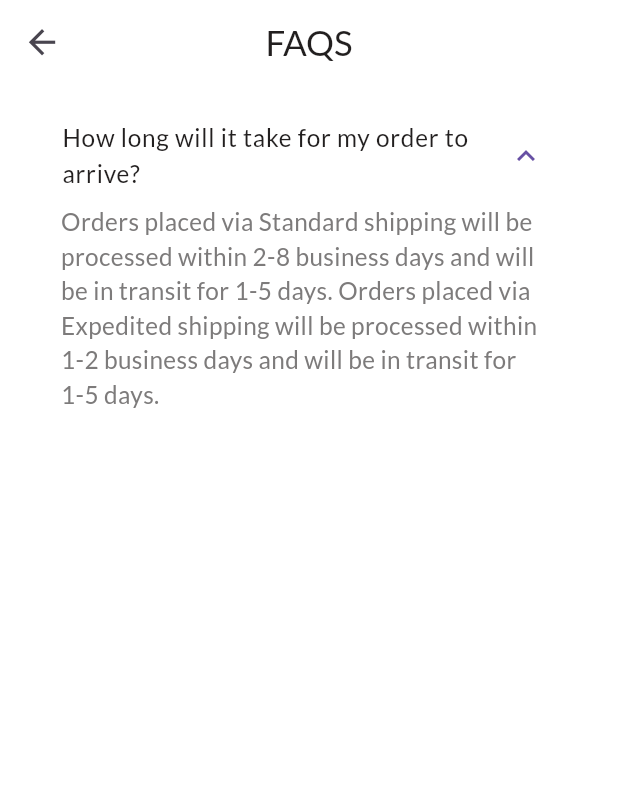
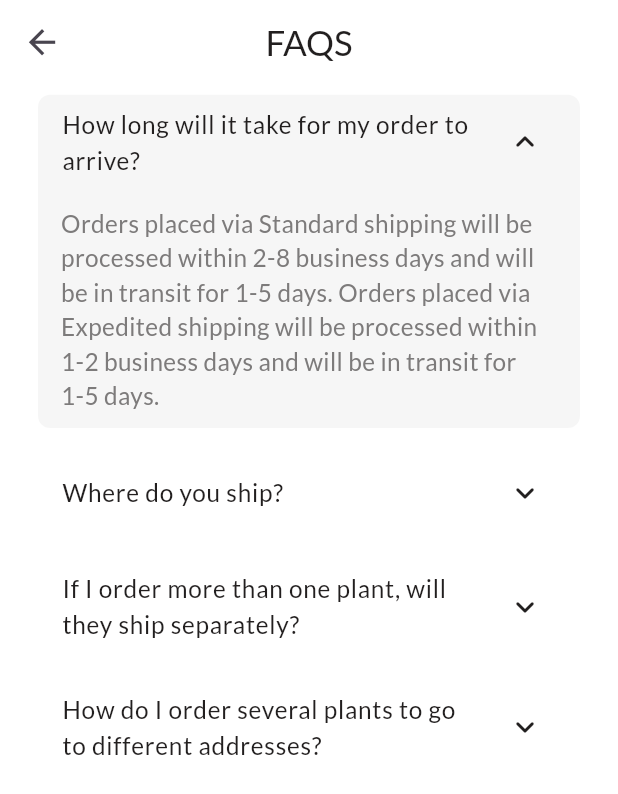
Before and after one commit to Abdusalom0516/Fayzigul, a Flutter app: the FaqsScreen screen opened directly, after a tap on "How long will it take for my order to ar", on a phone screen of 412 x 824 dp. Shown: the top 794 px of the screen. Run offline on Flutter 3.47's test engine with Material 3 defaults, Android fonts, the phone set to English and light mode, and no system bars; our stand-ins replace dartz, equatable, firebase_auth, firebase_core, flutter_bloc, flutter_hooks and 2 more; accounts and stored records are empty.

Commit message:
BASE: Finish UI Of Faqs Screen.

```diff
--- a/lib/core/common/consts/const_texts.dart
+++ b/lib/core/common/consts/const_texts.dart
@@ -59,8 +59,13 @@ class ConstTexts {
   String whereShip = "Where do you ship?";
   String ifOrderMultiple =
       "If I order more than one plant, will they ship separately?";
-  String hotOrderDifferentPlace =
+  String howToOrderDifferentPlace =
       "How do I order several plants to go to different addresses?";
   String howLongArriveAns =
       "Orders placed via Standard shipping will be processed within 2-8 business days and will be in transit for 1-5 days. Orders placed via Expedited shipping will be processed within 1-2 business days and will be in transit for 1-5 days.";
+  String whereShipAns = "We ship to all 63 provinces in the Vietnam.";
+  String ifOrderMultipleAns =
+      "Yes, each individual plant ships separately. Plants that are part of the same order may ship out on different days and may also be delivered on different days. You will receive individual tracking information for each plant in your order.";
+  String howToOrderDifferentPlaceAns =
+      "If you're hoping to purchase 5 or more plants going to different addresses, our Customer Support team can help with that! Just with details about your bulk order and someone on our team will get back to you as soon as possible.";
 }
--- a/lib/presentation/profile/screens/faqs_screen.dart
+++ b/lib/presentation/profile/screens/faqs_screen.dart
@@ -1,4 +1,5 @@
 import 'package:flutter/material.dart';
+import 'package:flutter_hooks/flutter_hooks.dart';
 import 'package:flutter_screenutil/flutter_screenutil.dart';
 import 'package:plant_store/core/common/consts/const_text_styles.dart';
 import 'package:plant_store/core/utils/app_state_wrapper.dart';
@@ -25,19 +26,64 @@ class FaqsScreen extends StatelessWidget {
                 ),
               ),
             ),
-            SliverPadding(
-              padding: EdgeInsets.symmetric(horizontal: 25.r, vertical: 15.r),
+            CustomExpansionTile(
+              quastion: texts.howLongArrive,
+              answer: texts.howLongArriveAns,
+            ),
+            CustomExpansionTile(
+              quastion: texts.whereShip,
+              answer: texts.whereShipAns,
+            ),
+            CustomExpansionTile(
+              quastion: texts.ifOrderMultiple,
+              answer: texts.ifOrderMultipleAns,
+            ),
+            CustomExpansionTile(
+              quastion: texts.howToOrderDifferentPlace,
+              answer: texts.howToOrderDifferentPlaceAns,
+            ),
+          ],
+        ),
+      ),
+    );
+  }
+}
+
+class CustomExpansionTile extends HookWidget {
+  const CustomExpansionTile(
+      {super.key, required this.quastion, required this.answer});
+  final String quastion, answer;
+
+  @override
+  Widget build(BuildContext context) {
+    final isExpanded = useState(false);
+    return SliverPadding(
+      padding: EdgeInsets.symmetric(horizontal: 25.r, vertical: 7.r),
       sliver: SliverToBoxAdapter(
-                child: ExpansionTile(
-                  childrenPadding: EdgeInsets.symmetric(horizontal: 15.r),
+        child: AppStateWrapper(
+          builder: (colors, texts, images) => ExpansionTile(
+            backgroundColor: colors.fff6f6f6,
+            onExpansionChanged: (value) {
+              isExpanded.value = value;
+            },
+            shape: RoundedRectangleBorder(
+                borderRadius: BorderRadius.circular(8.r)),
+            childrenPadding:
+                EdgeInsets.symmetric(horizontal: 15.r, vertical: 10.r),
+            trailing: Icon(
+                !isExpanded.value
+                    ? Icons.keyboard_arrow_down_rounded
+                    : Icons.keyboard_arrow_up_rounded,
+                size: 25.r,
+                color: colors.ff221fif),
             title: Text(
-                    texts.howLongArrive,
+              quastion,
               style: AppTextStyles.lato
                   .medium(color: colors.ff221fif, fontSize: 16.sp),
             ),
             children: [
               Text(
-                      texts.howLongArriveAns,
+                answer,
                 style: AppTextStyles.lato
                     .regular(color: colors.ff7D7B7B, fontSize: 16.sp),
               ),
@@ -45,9 +91,6 @@ class FaqsScreen extends StatelessWidget {
           ),
         ),
       ),
-          ],
-        ),
-      ),
     );
   }
 }
```
Lines whose indentation alone changed are shown as unchanged.
